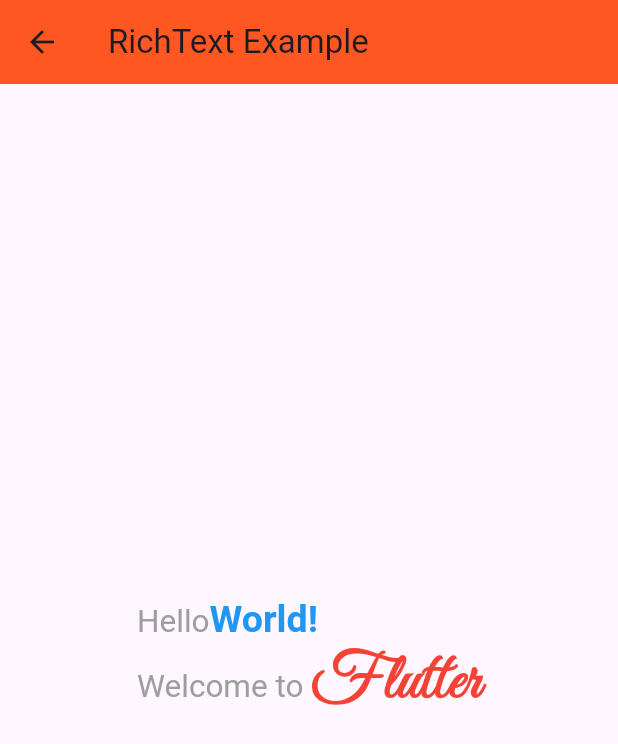
After one commit to thisisdishang/JourneyToFlutter, a Flutter app: the screen it shows after launch, after a tap on "RichText", on a phone screen of 412 x 824 dp. The commit adds this screen. Shown: the top 744 px of the screen. Run offline on Flutter 3.47's test engine with Material 3 defaults, Android fonts, the phone set to English and light mode, and no system bars; our stand-ins replace fluttertoast; network calls fail.

Commit message:
Implement RichText and Icon widget

```diff
--- a/lib/MyCard.dart
+++ b/lib/MyCard.dart
@@ -63,7 +63,11 @@ class mycard extends StatelessWidget {
                           TextStyle(fontSize: 18, fontWeight: FontWeight.w600),
                     ),
                     subtitle: Text(subNames[index]),
-                    trailing: Icon(Icons.add),
+                    trailing: Icon(
+                      Icons.call,
+                      size: 30,
+                      color: Colors.cyan,
+                    ),
                   ),
                 ),
               ),
--- /dev/null
+++ b/lib/MyRichText.dart
@@ -0,0 +1,48 @@
+import 'package:flutter/material.dart';
+
+class myrichtext extends StatelessWidget {
+  const myrichtext({super.key});
+
+  @override
+  Widget build(BuildContext context) {
+    return Scaffold(
+      appBar: AppBar(
+        title: Text('RichText Example'),
+        backgroundColor: Colors.deepOrange,
+      ),
+      body: Center(
+        child: RichText(
+          text: TextSpan(
+            style: TextStyle(
+              color: Colors.grey,
+              fontSize: 21,
+            ),
+            children: <TextSpan>[
+              TextSpan(
+                text: 'Hello',
+              ),
+              TextSpan(
+                text: 'World!',
+                style: TextStyle(
+                    fontSize: 25,
+                    color: Colors.blue,
+                    fontWeight: FontWeight.bold),
+              ),
+              TextSpan(
+                text: '\nWelcome to ',
+              ),
+              TextSpan(
+                text: 'Flutter',
+                style: TextStyle(
+                    fontWeight: FontWeight.bold,
+                    fontSize: 43,
+                    color: Colors.red,
+                    fontFamily: 'GreatVibes'),
+              )
+            ],
+          ),
+        ),
+      ),
+    );
+  }
+}
--- a/lib/main.dart
+++ b/lib/main.dart
@@ -2,6 +2,7 @@ import 'package:flutter/material.dart';
 import 'package:fluttertoast/fluttertoast.dart';
 import 'package:journey_to_flutter/CircleAvatar.dart';
 import 'package:journey_to_flutter/CustomWidget.dart';
+import 'package:journey_to_flutter/MyRichText.dart';
 import 'package:journey_to_flutter/MySizebox.dart';
 import 'package:journey_to_flutter/MyWrap.dart';
 import 'package:journey_to_flutter/SplittingApp.dart';
@@ -629,6 +630,20 @@ class _MyHomePageState extends State<MyHomePage> {
                         );
                       },
                       child: Text('SizedBox'),
+                    ),
+                    SizedBox(
+                      width: 10,
+                    ),
+                    OutlinedButton(
+                      onPressed: () {
+                        Navigator.push(
+                          context,
+                          MaterialPageRoute(
+                            builder: (context) => myrichtext(),
+                          ),
+                        );
+                      },
+                      child: Text('RichText'),
                     )
                   ],
                 ),
```
Also changed, not shown: 1 other file.
